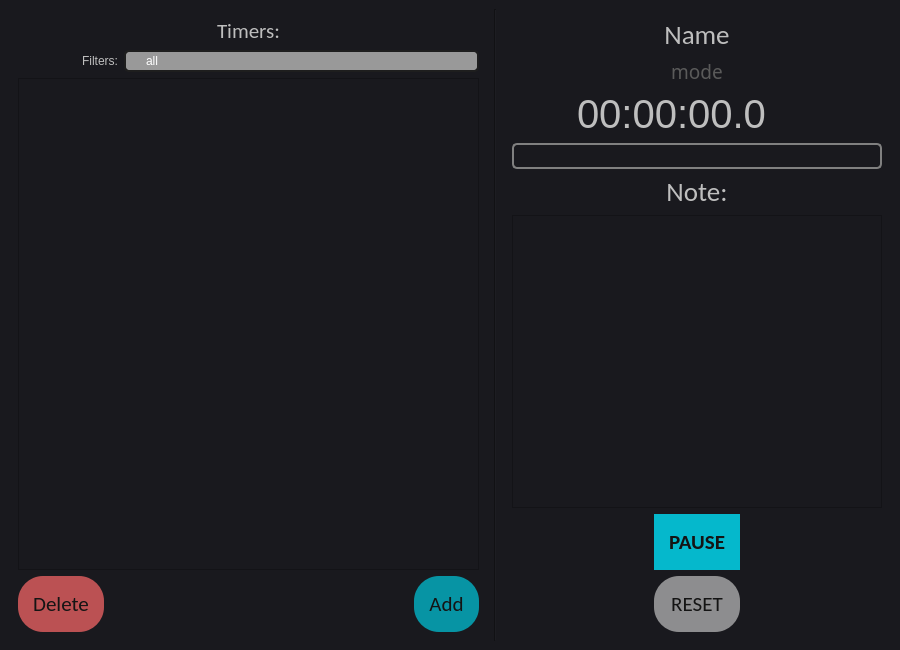
Above: Timer/mainwindow.ui from WAG13/Timer-Qt before the change. Below: the same form after it.
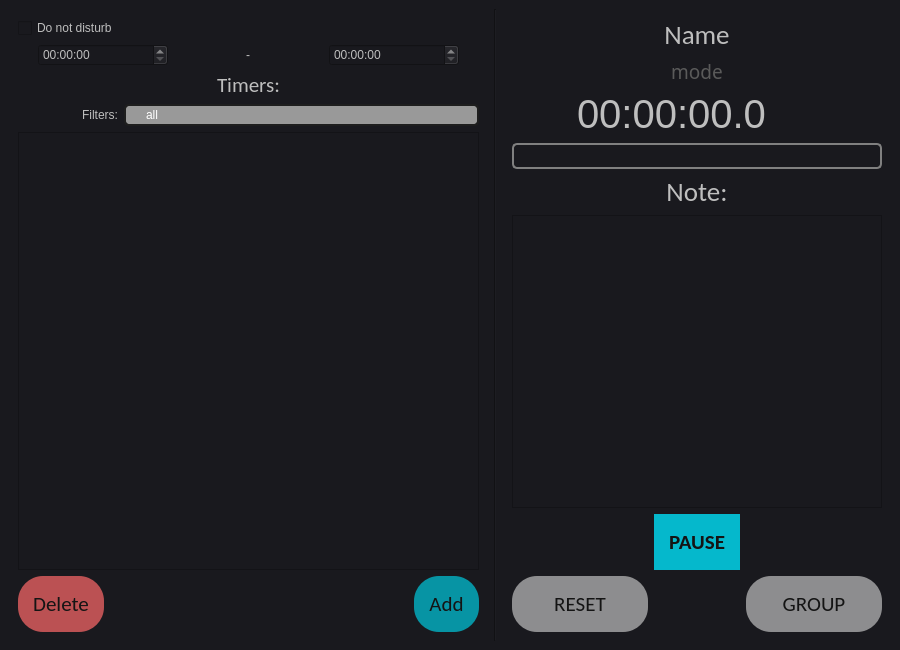
That is the form after the change. Icons and pictures are not drawn.

Commit message: added do not disturb mode and group button

```diff
--- a/Timer/mainwindow.ui
+++ b/Timer/mainwindow.ui
@@ -60,6 +60,79 @@
     <item>
      <widget class="QWidget" name="widget_3" native="true">
       <layout class="QVBoxLayout" name="verticalLayout_2">
+       <item>
+        <layout class="QVBoxLayout" name="verticalLayout_3">
+         <item>
+          <widget class="QCheckBox" name="checkBox">
+           <property name="styleSheet">
+            <string notr="true">color: rgb(190, 190, 190);
+font: 25 14pt &quot;Calibri&quot;</string>
+           </property>
+           <property name="text">
+            <string>Do not disturb </string>
+           </property>
+          </widget>
+         </item>
+         <item>
+          <layout class="QHBoxLayout" name="horizontalLayout_4">
+           <item alignment="Qt::AlignRight">
+            <widget class="QTimeEdit" name="time_begin">
+             <property name="minimumSize">
+              <size>
+               <width>130</width>
+               <height>0</height>
+              </size>
+             </property>
+             <property name="styleSheet">
+              <string notr="true">color: rgb(190, 190, 190);
+font: 25 14pt &quot;Calibri Light&quot;;</string>
+             </property>
+             <property name="displayFormat">
+              <string>HH:mm:ss</string>
+             </property>
+            </widget>
+           </item>
+           <item alignment="Qt::AlignHCenter">
+            <widget class="QLabel" name="label_2">
+             <property name="maximumSize">
+              <size>
+               <width>15</width>
+               <height>16777215</height>
+              </size>
+             </property>
+             <property name="styleSheet">
+              <string notr="true">color: rgb(190, 190, 190);
+font: 25 14pt &quot;Calibri&quot;</string>
+             </property>
+             <property name="text">
+              <string>-</string>
+             </property>
+             <property name="alignment">
+              <set>Qt::AlignCenter</set>
+             </property>
+            </widget>
+           </item>
+           <item alignment="Qt::AlignLeft">
+            <widget class="QTimeEdit" name="time_end">
+             <property name="minimumSize">
+              <size>
+               <width>130</width>
+               <height>0</height>
+              </size>
+             </property>
+             <property name="styleSheet">
+              <string notr="true">color: rgb(190, 190, 190);
+font: 25 14pt &quot;Calibri Light&quot;;</string>
+             </property>
+             <property name="displayFormat">
+              <string>HH:mm:ss</string>
+             </property>
+            </widget>
+           </item>
+          </layout>
+         </item>
+        </layout>
+       </item>
        <item>
         <widget class="QLabel" name="label_4">
          <property name="font">
@@ -84,7 +157,7 @@
         </widget>
        </item>
        <item>
-        <layout class="QHBoxLayout" name="horizontalLayout_4">
+        <layout class="QHBoxLayout" name="horizontalLayout_5">
          <item>
           <widget class="QLabel" name="label">
            <property name="maximumSize">
@@ -549,35 +622,6 @@
            </property>
           </spacer>
          </item>
-         <item row="1" column="1">
-          <widget class="QPushButton" name="reset_button">
-           <property name="font">
-            <font>
-             <family>Calibri</family>
-             <pointsize>16</pointsize>
-             <weight>50</weight>
-             <italic>false</italic>
-             <bold>false</bold>
-            </font>
-           </property>
-           <property name="styleSheet">
-            <string notr="true">QPushButton {
-color:rgb(20, 20, 20);
-background-color: rgb(190, 190, 190, 180);
-border-radius: 25px;
-padding: 15px;
-min-width: 5em;
-}
-
-QPushButton:pressed {
-    background-color: rgb(190, 190, 190, 150);
-}</string>
-           </property>
-           <property name="text">
-            <string>RESET</string>
-           </property>
-          </widget>
-         </item>
          <item row="0" column="2">
           <spacer name="horizontalSpacer_2">
            <property name="orientation">
@@ -591,6 +635,61 @@
            </property>
           </spacer>
          </item>
+         <item row="1" column="2">
+          <widget class="QPushButton" name="group_button">
+           <property name="font">
+            <font>
+             <family>Calibri</family>
+             <pointsize>16</pointsize>
+            </font>
+           </property>
+           <property name="styleSheet">
+            <string notr="true">QPushButton {
+color:rgb(20, 20, 20);
+background-color: rgb(190, 190, 190, 180);
+border-radius: 25px;
+padding: 15px;
+min-width: 5em;
+}
+
+QPushButton:pressed {
+    background-color: rgb(190, 190, 190, 150);
+}</string>
+           </property>
+           <property name="text">
+            <string>GROUP</string>
+           </property>
+          </widget>
+         </item>
+         <item row="1" column="0">
+          <widget class="QPushButton" name="reset_button">
+           <property name="font">
+            <font>
+             <family>Calibri</family>
+             <pointsize>16</pointsize>
+             <weight>50</weight>
+             <italic>false</italic>
+             <bold>false</bold>
+            </font>
+           </property>
+           <property name="styleSheet">
+            <string notr="true">QPushButton {
+color:rgb(20, 20, 20);
+background-color: rgb(190, 190, 190, 180);
+border-radius: 25px;
+padding: 15px;
+min-width: 5em;
+}
+
+QPushButton:pressed {
+    background-color: rgb(190, 190, 190, 150);
+}</string>
+           </property>
+           <property name="text">
+            <string>RESET</string>
+           </property>
+          </widget>
+         </item>
         </layout>
        </item>
       </layout>
```
The commit also changes 11 other files.
